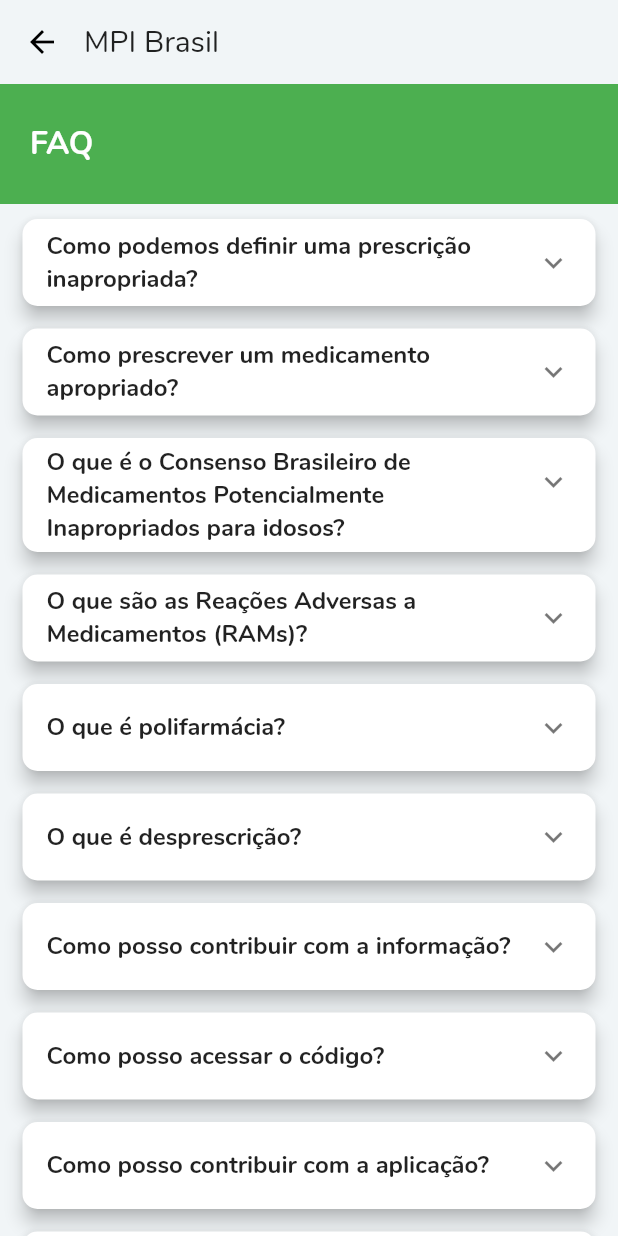
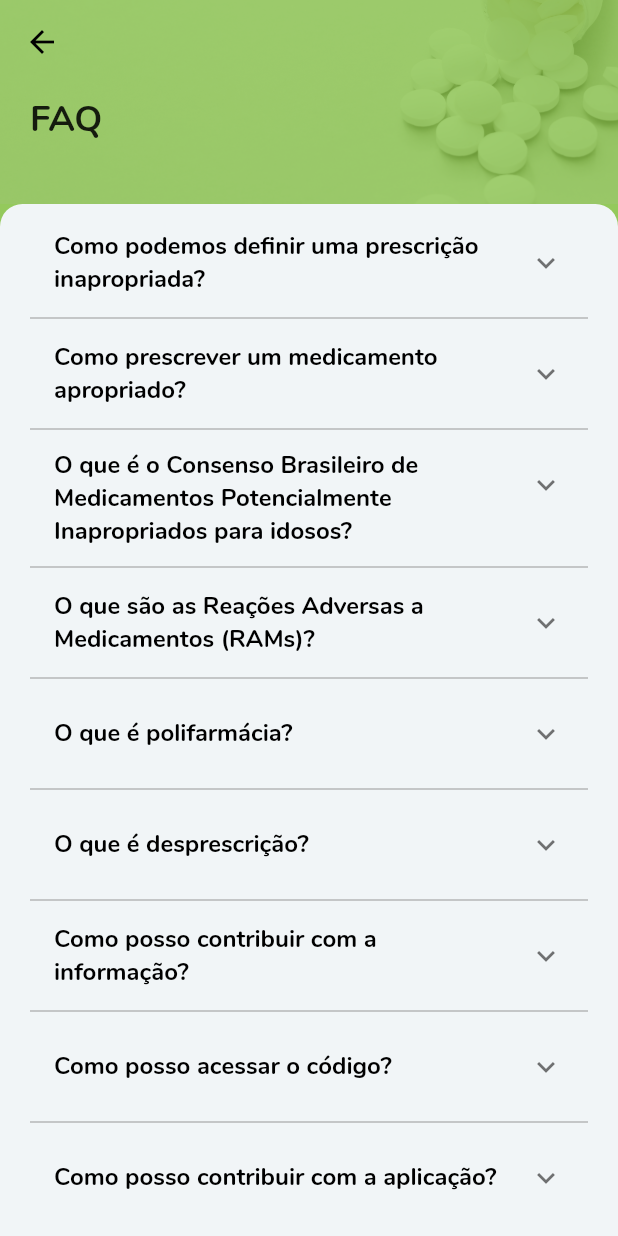
Before and after one commit to institutosocialtech/mpi-brasil, a Flutter app: the FAQPage screen opened by its route, on a phone screen of 412 x 824 dp. Run offline on Flutter 3.47's test engine with Material 2 defaults, Android fonts, the phone set to English and light mode, and no system bars; our stand-ins replace diacritic, flutter_icons, flutter_speed_dial, flutter_svg, introduction_screen, mask_text_input_formatter and 5 more; missing offline and left inert: flutter_mailer, grouped_buttons, markdown_widget, package_info_plus_web, shared_preferences_web; accounts and stored records are empty; generated files the repository leaves out were written again.

Commit message:
faq: update page layout

```diff
--- a/lib/screens/faq.dart
+++ b/lib/screens/faq.dart
@@ -2,6 +2,8 @@ import 'dart:ui';
 import 'package:flutter/material.dart';
 import 'package:markdown_widget/markdown_widget.dart';
 import 'package:url_launcher/url_launcher.dart';
+
+import '../constants.dart';
 
 class FAQ {
   String question;
@@ -11,33 +13,52 @@ class FAQ {
 }
 
 class FAQPage extends StatelessWidget {
-  final medTitleStyle =
-      TextStyle(fontWeight: FontWeight.bold, color: Colors.white);
+  final headerStyle = TextStyle(
+    fontSize: 24,
+    fontWeight: FontWeight.bold,
+  );
 
   @override
   Widget build(BuildContext context) {
     return Scaffold(
+      backgroundColor: kColorMPIGreenOpaque,
       appBar: AppBar(
-        title: Text('MPI Brasil'),
-        titleSpacing: 0.0,
-        elevation: 0,
-      ),
-      body: Column(
-        children: <Widget>[
-          Container(
-            height: 80,
-            color: Colors.green,
-            padding: EdgeInsets.symmetric(horizontal: 20, vertical: 15),
-            child: Row(
-              mainAxisAlignment: MainAxisAlignment.spaceBetween,
-              crossAxisAlignment: CrossAxisAlignment.center,
-              children: <Widget>[
-                Text("FAQ", textScaleFactor: 1.5, style: medTitleStyle),
-              ],
+        backgroundColor: kColorMPIGreen,
+
+        // page appbar
+        flexibleSpace: Container(
+          child: Image.asset(
+            'assets/images/med_composition.png',
+            color: Colors.white.withOpacity(0.15),
+            colorBlendMode: BlendMode.multiply,
+            fit: BoxFit.cover,
           ),
         ),
-          Expanded(child: FAQList()),
-        ],
+
+        // page title
+        bottom: PreferredSize(
+          preferredSize: Size.fromHeight(80),
+          child: Container(
+            alignment: Alignment.centerLeft,
+            padding: EdgeInsets.only(left: 20.0, bottom: 40),
+            child: Text('FAQ', style: headerStyle),
+          ),
+        ),
+      ),
+
+      // page content
+      body: Container(
+        padding: EdgeInsets.symmetric(horizontal: 20.0, vertical: 10.0),
+        decoration: BoxDecoration(
+          color: kColorMPIWhite,
+          borderRadius: BorderRadius.only(
+            topLeft: Radius.circular(15.0),
+            topRight: Radius.circular(15.0),
+          ),
+        ),
+        child: Expanded(
+          child: FAQList(),
+        ),
       ),
     );
   }
@@ -87,22 +108,25 @@ class FAQList extends StatelessWidget {
 
   @override
   Widget build(BuildContext context) {
-    return ListView.builder(
+    return ListView.separated(
       itemCount: faqList.length,
+      separatorBuilder: (BuildContext context, int index) =>
+          Divider(color: kColorMPIDividerGray),
       itemBuilder: (BuildContext context, index) {
         var faq = faqList[index];
-        return Card(
-          elevation: 5,
-          margin: EdgeInsets.fromLTRB(15, 10, 15, 5),
-          shape: RoundedRectangleBorder(
-            borderRadius: BorderRadius.circular(10),
-          ),
-          child: ExpansionTile(
+
+        // draw expansion tile
+        return ExpansionTile(
           title: Text(
             faq.question,
             textAlign: TextAlign.left,
-              style: TextStyle(fontWeight: FontWeight.bold),
+            style: TextStyle(
+              color: Colors.black,
+              fontWeight: FontWeight.bold,
             ),
+          ),
+
+          // draw answer
           children: <Widget>[
             Padding(
               padding: EdgeInsets.fromLTRB(20, 10, 20, 20),
@@ -113,9 +137,12 @@ class FAQList extends StatelessWidget {
                   styleConfig: StyleConfig(
                     pConfig: PConfig(
                       selectable: false,
+                      textStyle: TextStyle(color: kColorTextLightGray),
                       textConfig: TextConfig(textAlign: TextAlign.justify),
                       linkStyle: TextStyle(
-                            color: Colors.green, fontWeight: FontWeight.bold),
+                        color: Colors.green,
+                        fontWeight: FontWeight.bold,
+                      ),
                       onLinkTap: (link) => launch(link),
                     ),
                   ),
@@ -123,7 +150,6 @@ class FAQList extends StatelessWidget {
               ),
             ),
           ],
-          ),
         );
       },
     );
```
Lines whose indentation alone changed are shown as unchanged.
